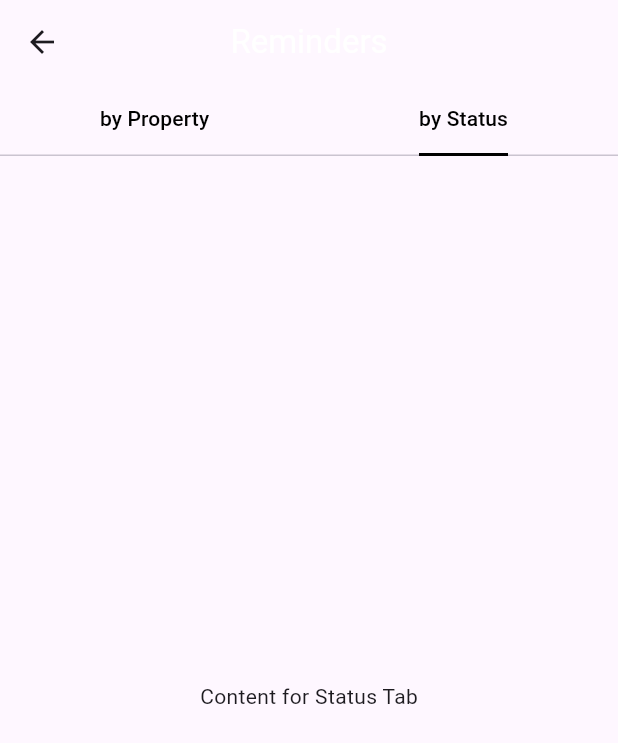
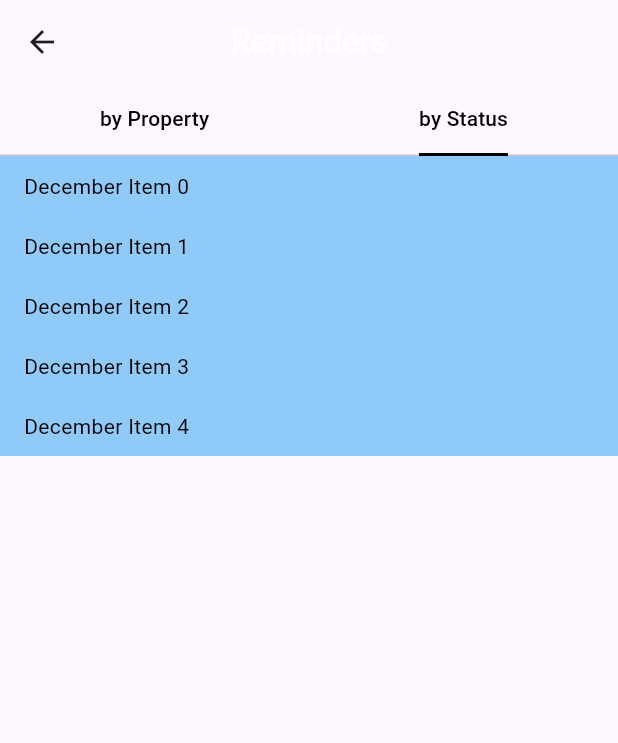
Before and after one commit to harsh1715/PropertyPal, a Flutter app: the ReminderScreen screen opened directly, tab 2 chosen, on a phone screen of 412 x 824 dp. Shown: the top 743 px of the screen. Run offline on Flutter 3.47's test engine with Material 3 defaults, Android fonts, the phone set to English and light mode, and no system bars; our stand-ins replace cloud_firestore, firebase_auth, firebase_core, flutter_local_notifications, flutter_svg, timezone; accounts and stored records are empty.

Commit message:
changes to db, and reminder screen

```diff
--- a/lib/screens/reminder/reminder_screen.dart
+++ b/lib/screens/reminder/reminder_screen.dart
@@ -1,25 +1,23 @@
+import 'package:cloud_firestore/cloud_firestore.dart';
+import 'package:flutter/material.dart';
 import 'package:firebase_auth/firebase_auth.dart';
-import 'package:flutter/material.dart';
-import 'package:propertypal/screens/reminder/reminder_details.dart';
+import 'package:intl/intl.dart';
 import '../login_screens.dart';
+import 'reminder_details.dart';
 
 class ReminderScreen extends StatefulWidget {
-  const ReminderScreen({Key? key});
-
+  ReminderScreen({Key? key});
   @override
   State<ReminderScreen> createState() => _ReminderScreenState();
 }
 
 class _ReminderScreenState extends State<ReminderScreen> {
   var isLogoutLoading = false;
+  List<String> propertyNames = [];
 
+  void navigateToRemindersDetails() {}
 
-
-  // Function to handle navigation to the next page
-  void navigateToRemindersDetails() {
-    // Replace with your navigation logic
-    //Navigator.of(context).push(MaterialPageRoute(builder: (context) => RemindersDetails()));
-  }
+  final userID = FirebaseAuth.instance.currentUser!.uid;
 
   @override
   Widget build(BuildContext context) {
@@ -35,8 +33,8 @@ class _ReminderScreenState extends State<ReminderScreen> {
             const TabBar(
               labelColor: Colors.black,
               indicator: UnderlineTabIndicator(
-                borderSide: BorderSide(width: 2.0, color: Colors.black), // Set the indicator color
-              ),// Tab label color
+                borderSide: BorderSide(width: 2.0, color: Colors.black),
+              ),
               tabs: [
                 Tab(
                   child: Text(
@@ -55,10 +53,24 @@ class _ReminderScreenState extends State<ReminderScreen> {
             Expanded(
               child: TabBarView(
                 children: [
-                  ListView(
-                    // padding: const EdgeInsets.only(top: 16),
-                    children: [
-                      Row(
+                  FutureBuilder<List<String>>(
+                    future: _fetchPropertiesAndApartments(),
+                    builder: (BuildContext context, AsyncSnapshot<List<String>> snapshot) {
+                      if (snapshot.hasError) {
+                        return Center(child: Text('Error: ${snapshot.error}'));
+                      }
+
+                      if (snapshot.connectionState == ConnectionState.waiting) {
+                        return Center(child: CircularProgressIndicator());
+                      }
+
+                      // Process the data from the snapshot
+                      List<String> propertyNames = snapshot.data!;
+
+                      return ListView.builder(
+                        itemCount: propertyNames.length,
+                        itemBuilder: (context, index) {
+                          return Row(
                             children: [
                               Expanded(
                                 child: Container(
@@ -66,12 +78,12 @@ class _ReminderScreenState extends State<ReminderScreen> {
                                   decoration: BoxDecoration(
                                     color: Colors.blue.shade200,
                                   ),
-                              child: const Align(
-                                alignment: Alignment.centerLeft, // Left-align the text
+                                  child: Align(
+                                    alignment: Alignment.centerLeft,
                                     child: Padding(
-                                  padding: EdgeInsets.only(left: 16), // Adjust the left padding
+                                      padding: EdgeInsets.only(left: 16),
                                       child: Text(
-                                    "544 Winchester - House",
+                                        propertyNames[index],
                                         style: TextStyle(
                                           color: Colors.black,
                                         ),
@@ -81,40 +93,12 @@ class _ReminderScreenState extends State<ReminderScreen> {
                                 ),
                               ),
                             ],
+                          );
+                        },
+                      );
+                    },
                   ),
-                      // Add more widgets to the list if needed
-
-                      // Add a styled ListTile for navigation to another page
-                      ListTile(
-                        contentPadding: EdgeInsets.all(16), // Padding for ListTile content
-                        title: Text("Outstanding/Late Rent Payment"),
-                        trailing: Icon(Icons.navigate_next), // Add a ">" icon to the right
-                        tileColor: Colors.grey, // Background color for the ListTile
-                        subtitle: const Column(
-                          crossAxisAlignment: CrossAxisAlignment.start,
-                          children: [
-                            Row(
-                              children: [
-                                Icon(
-                                  Icons.warning,
-                                  color: Colors.red,
-                                  size: 20,
-                                ),
-                                Text(
-                                  " \$1,600.00, 5 Days Late, James Richard",
-                                  style: TextStyle(color: Colors.black),
-                                ),
-                              ],
-                            ),
-                          ],
-                        ),
-                        onTap: navigateToRemindersDetails,
-                      )
-                    ],
-                  ),
-                  const Center(
-                    child: Text("Content for Status Tab"),
-                  ),
+                  _buildStatusTab()
                 ],
               ),
             ),
@@ -123,4 +107,65 @@ class _ReminderScreenState extends State<ReminderScreen> {
       ),
     );
   }
+
+
+  Widget _buildStatusTab() {
+    // Get the current month
+    String currentMonth = DateFormat('MMMM').format(DateTime.now());
+
+    return ListView.builder(
+      itemCount: 5, // Adjust the itemCount based on your data or requirements
+      itemBuilder: (context, index) {
+        return Row(
+          children: [
+            Expanded(
+              child: Container(
+                height: 40,
+                decoration: BoxDecoration(
+                  color: Colors.blue.shade200, // Customize the color as needed
+                ),
+                child: Align(
+                  alignment: Alignment.centerLeft,
+                  child: Padding(
+                    padding: EdgeInsets.only(left: 16),
+                    child: Text(
+                      '$currentMonth Item $index', // Include the current month
+                      style: TextStyle(
+                        color: Colors.black,
+                      ),
+                    ),
+                  ),
+                ),
+              ),
+            ),
+          ],
+        );
+      },
+    );
   }
+
+
+  Future<List<String>> _fetchPropertiesAndApartments() async {
+    QuerySnapshot propertiesSnapshot = await FirebaseFirestore.instance
+        .collection('users')
+        .doc(userID)
+        .collection('properties')
+        .get();
+
+    QuerySnapshot apartmentsSnapshot = await FirebaseFirestore.instance
+        .collection('users')
+        .doc(userID)
+        .collection('apartments')
+        .get();
+
+    List<String> propertyNamesFromProperties =
+    propertiesSnapshot.docs.map((doc) => doc['propertyName'] as String).toList();
+    List<String> propertyNamesFromApartments =
+    apartmentsSnapshot.docs.map((doc) => doc['propertyName'] as String).toList();
+
+    List<String> combinedPropertyNames =
+    Set<String>.from([...propertyNamesFromProperties, ...propertyNamesFromApartments]).toList();
+
+    return combinedPropertyNames;
+  }
+}
```
Also changed, not shown: lib/screens/welcome_screen.dart (+8 -2 lines), lib/services/db.dart (+44 -0 lines). Lines whose indentation alone changed are shown as unchanged.
